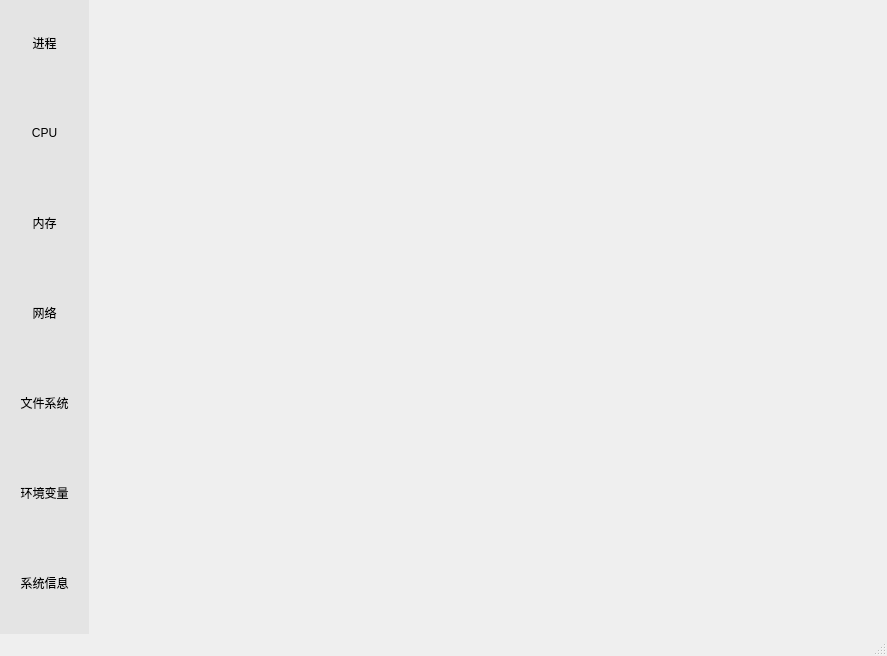
Before: the Qt Designer form mainwindow.ui in inspireMeNow/qt-system-monitor, drawn with Qt 5.
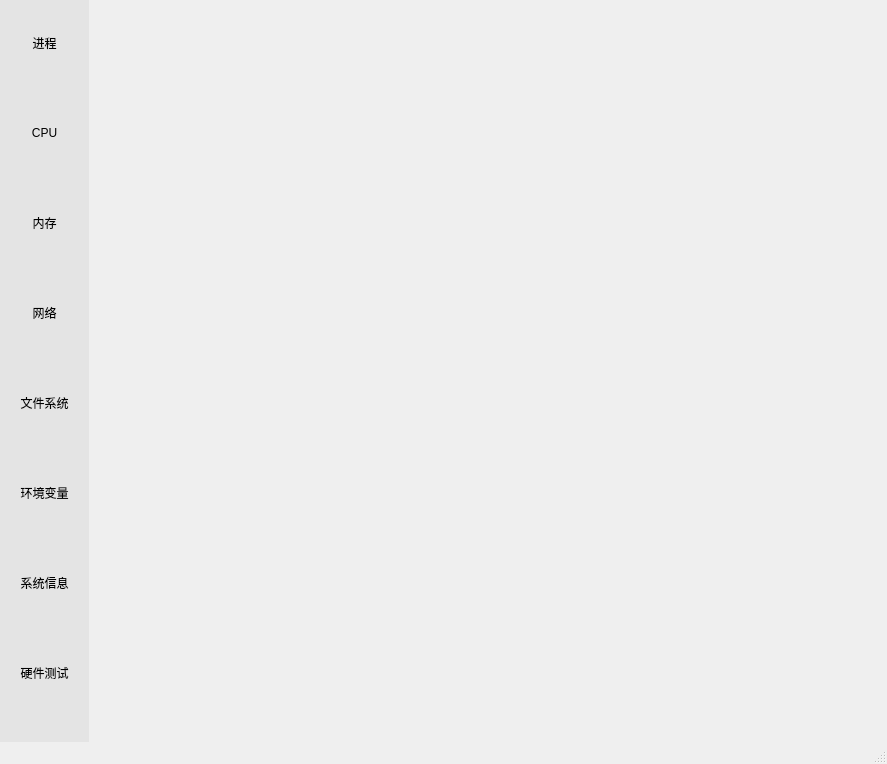
After: the same form once the commit is applied. Icons and pictures are not drawn.

```diff
--- a/mainwindow.ui
+++ b/mainwindow.ui
@@ -7,7 +7,7 @@
     <x>0</x>
     <y>0</y>
     <width>887</width>
-    <height>656</height>
+    <height>764</height>
    </rect>
   </property>
   <property name="windowTitle">
@@ -59,19 +59,6 @@
        <property name="spacing">
         <number>0</number>
        </property>
-       <item row="8" column="0">
-        <spacer name="verticalSpacer">
-         <property name="orientation">
-          <enum>Qt::Vertical</enum>
-         </property>
-         <property name="sizeHint" stdset="0">
-          <size>
-           <width>20</width>
-           <height>288</height>
-          </size>
-         </property>
-        </spacer>
-       </item>
        <item row="1" column="0">
         <widget class="QToolButton" name="btnCpu">
          <property name="minimumSize">
@@ -372,6 +359,19 @@
          </property>
         </widget>
        </item>
+       <item row="9" column="0">
+        <spacer name="verticalSpacer">
+         <property name="orientation">
+          <enum>Qt::Vertical</enum>
+         </property>
+         <property name="sizeHint" stdset="0">
+          <size>
+           <width>20</width>
+           <height>288</height>
+          </size>
+         </property>
+        </spacer>
+       </item>
        <item row="0" column="0">
         <widget class="QToolButton" name="btnProcess">
          <property name="minimumSize">
@@ -494,6 +494,122 @@
          </property>
         </widget>
        </item>
+       <item row="5" column="0">
+        <widget class="QToolButton" name="btnFile">
+         <property name="minimumSize">
+          <size>
+           <width>86</width>
+           <height>90</height>
+          </size>
+         </property>
+         <property name="styleSheet">
+          <string notr="true">/* 默认 */
+QToolButton{   
+	border-top: 3px outset transparent;
+	border-bottom: 7px outset transparent;
+	border-right: 3px outset transparent;
+	border-left: 3px outset transparent;
+    min-width: 80px;
+    min-height: 80px;
+	background-color: rgb(228, 228, 228);
+}
+
+/* 鼠标悬停 */
+QToolButton:hover{
+	background-color: rgb(205, 205, 205);
+}
+
+/* 点击和按下 */
+QToolButton:pressed,QToolButton:checked{
+	border-left: 3px outset rgb(93, 95, 97);
+	background-color: rgb(246, 246, 246);	
+}
+
+QPushButton:default {
+    border-color: navy; /* make the default button prominent */
+}
+
+</string>
+         </property>
+         <property name="text">
+          <string>文件系统</string>
+         </property>
+         <property name="icon">
+          <iconset resource="resources.qrc">
+           <normaloff>:/icons/settings.png</normaloff>:/icons/settings.png</iconset>
+         </property>
+         <property name="iconSize">
+          <size>
+           <width>48</width>
+           <height>48</height>
+          </size>
+         </property>
+         <property name="checkable">
+          <bool>true</bool>
+         </property>
+         <property name="autoExclusive">
+          <bool>true</bool>
+         </property>
+         <property name="toolButtonStyle">
+          <enum>Qt::ToolButtonTextUnderIcon</enum>
+         </property>
+        </widget>
+       </item>
+       <item row="8" column="0">
+        <widget class="QToolButton" name="btnTest">
+         <property name="styleSheet">
+          <string notr="true">/* 默认 */
+QToolButton{   
+	border-top: 3px outset transparent;
+	border-bottom: 7px outset transparent;
+	border-right: 3px outset transparent;
+	border-left: 3px outset transparent;
+    min-width: 80px;
+    min-height: 80px;
+	background-color: rgb(228, 228, 228);
+}
+
+/* 鼠标悬停 */
+QToolButton:hover{
+	background-color: rgb(205, 205, 205);
+}
+
+/* 点击和按下 */
+QToolButton:pressed,QToolButton:checked{
+	border-left: 3px outset rgb(93, 95, 97);
+	background-color: rgb(246, 246, 246);	
+}
+
+QPushButton:default {
+    border-color: navy; /* make the default button prominent */
+}
+
+</string>
+         </property>
+         <property name="text">
+          <string>硬件测试</string>
+         </property>
+         <property name="icon">
+          <iconset resource="resources.qrc">
+           <normaloff>:/icons/settings.png</normaloff>:/icons/settings.png</iconset>
+         </property>
+         <property name="iconSize">
+          <size>
+           <width>48</width>
+           <height>48</height>
+          </size>
+         </property>
+         <property name="checkable">
+          <bool>true</bool>
+         </property>
+         <property name="autoExclusive">
+          <bool>true</bool>
+         </property>
+         <property name="toolButtonStyle">
+          <enum>Qt::ToolButtonTextUnderIcon</enum>
+         </property>
+        </widget>
+       </item>
       </layout>
      </widget>
     </item>
```
Left out of the diff: 197 changed lines with no effect on the pictures.
